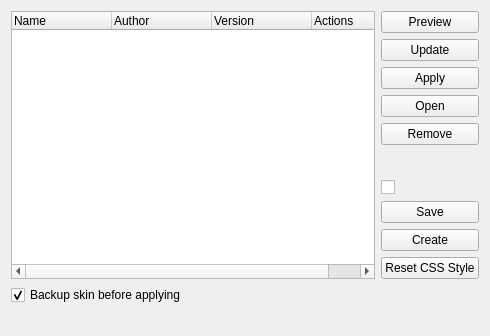
Before: the Qt Designer form plugins/generic/skinsplugin/skinsplugin.ui in psi-plus/psi-plus-snapshots, drawn with Qt 5.
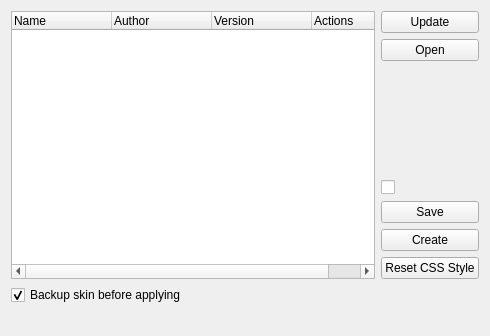
After: the same form once the commit is applied.

Diff of the .ui file:
```diff
--- a/plugins/generic/skinsplugin/skinsplugin.ui
+++ b/plugins/generic/skinsplugin/skinsplugin.ui
@@ -66,16 +66,6 @@
      </item>
      <item>
       <layout class="QVBoxLayout" name="verticalLayout">
-       <item>
-        <widget class="QPushButton" name="pb_preview">
-         <property name="toolTip">
-          <string>Preview skin</string>
-         </property>
-         <property name="text">
-          <string>Preview</string>
-         </property>
-        </widget>
-       </item>
        <item>
         <widget class="QPushButton" name="pb_update">
          <property name="toolTip">
@@ -86,16 +76,6 @@
          </property>
         </widget>
        </item>
-       <item>
-        <widget class="QPushButton" name="pb_apply">
-         <property name="toolTip">
-          <string>Apply selected skin</string>
-         </property>
-         <property name="text">
-          <string>Apply</string>
-         </property>
-        </widget>
-       </item>
        <item>
         <widget class="QPushButton" name="pb_open">
          <property name="toolTip">
@@ -106,16 +86,6 @@
          </property>
         </widget>
        </item>
-       <item>
-        <widget class="QPushButton" name="pb_remove">
-         <property name="toolTip">
-          <string>Remove selected skin</string>
-         </property>
-         <property name="text">
-          <string>Remove</string>
-         </property>
-        </widget>
-       </item>
        <item>
         <spacer name="verticalSpacer">
          <property name="orientation">
```
